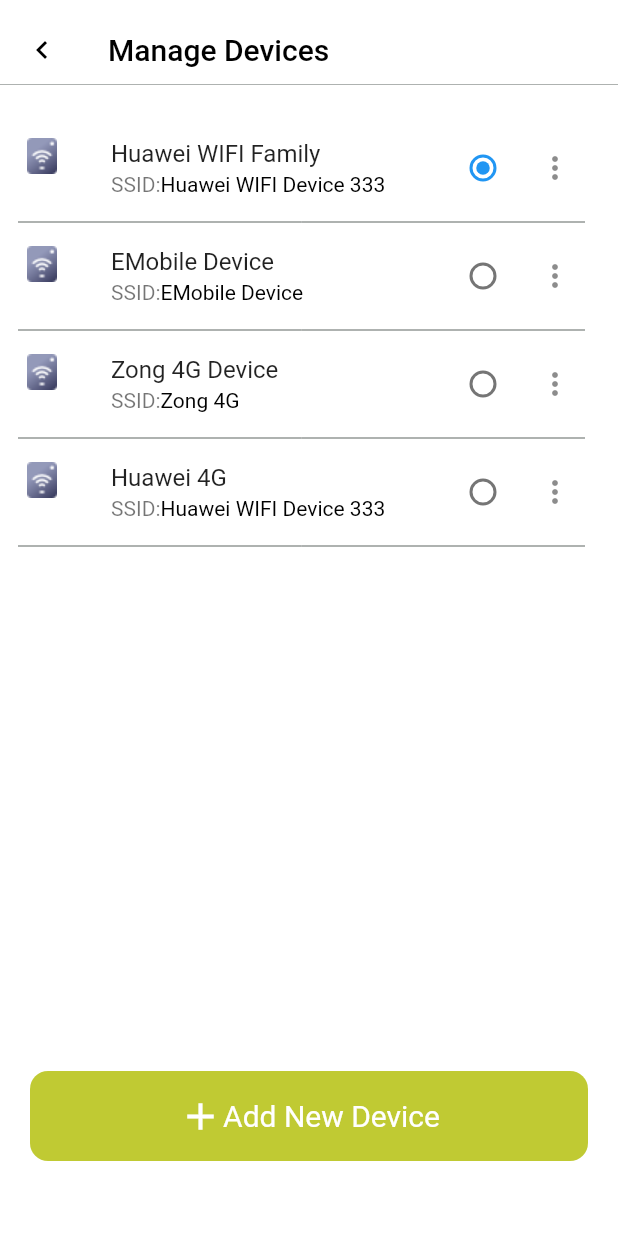
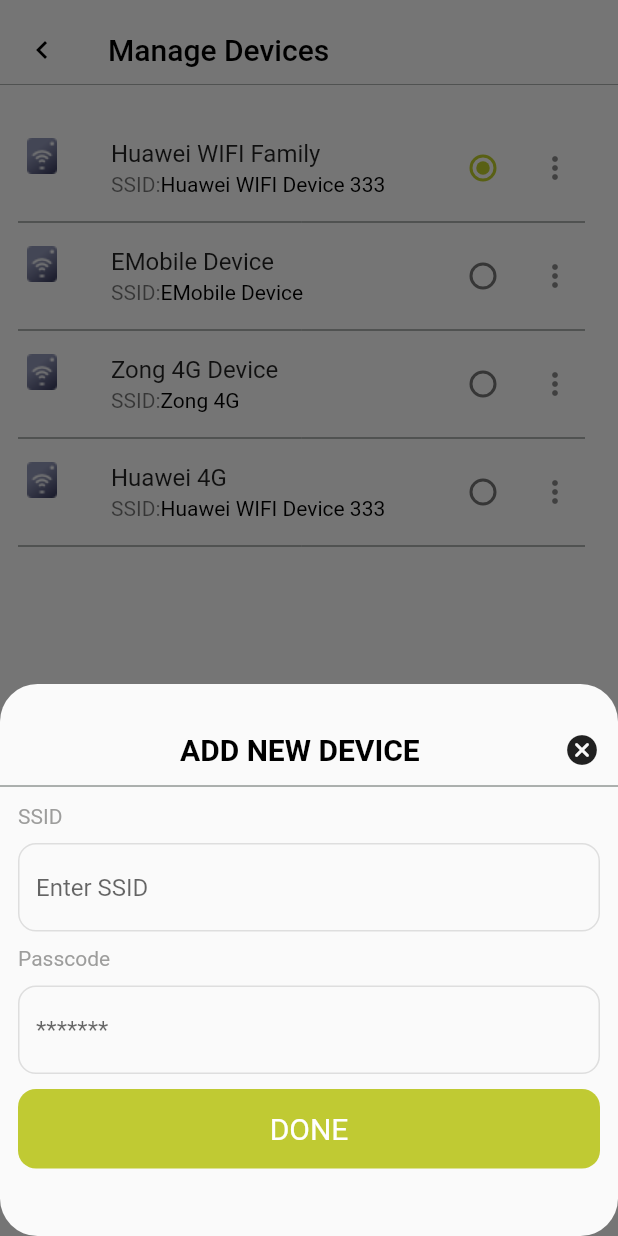
Before and after one commit to iplexdev/Unnitel, a Flutter app: the ManageDevices screen opened directly, after a tap on "Add New Device", on a phone screen of 412 x 824 dp. Run offline on Flutter 3.47's test engine with Material 2 defaults, Android fonts, the phone set to English and light mode, and no system bars; our stand-ins replace country_code_picker, email_validator, fluttertoast, font_awesome_flutter, hexcolor, image_picker and 1 more; missing offline and left inert: fdottedline, flutter_statusbarcolor, flutter_verification_code.

Commit message:
manages devices complete

```diff
--- a/lib/src/Components/DrawerWidget/drawerScreen.dart
+++ b/lib/src/Components/DrawerWidget/drawerScreen.dart
@@ -1,7 +1,9 @@
+
 import 'package:flutter/material.dart';
 import 'package:hexcolor/hexcolor.dart';
 import 'package:unniTel/src/Components/Auth/login.dart';
 import 'package:unniTel/src/Components/Packages/packagesList.dart';
+import 'package:unniTel/src/Components/Settings/Manage%20Devices/manageDevice.dart';
 import 'package:unniTel/src/Components/Settings/setting.dart';
 import 'package:unniTel/src/Components/UserProfile/profile.dart';
 import 'package:unniTel/src/Components/mainScreen.dart';
@@ -72,6 +74,10 @@
                          Navigator.push(context, MaterialPageRoute(builder: (context) => Settings()));
                        }
                        break;
+                       case 'Devices': {
+                        Navigator.push(context, MaterialPageRoute(builder: (context) => ManageDevices()));
+                       }
+                       break;
                      }
                 },
                 child: Row(
--- a/lib/src/Components/Settings/Manage Devices/manageDevice.dart
+++ b/lib/src/Components/Settings/Manage Devices/manageDevice.dart
@@ -5,7 +5,9 @@
   @override
   _ManageDevicesState createState() => _ManageDevicesState();
 }
-  enum SingingCharacter { huaweiWifi, eMbile, zong,huawei4g }
+
+enum SingingCharacter { huaweiWifi, eMbile, zong, huawei4g }
+bool isEnable = false;
 
 class _ManageDevicesState extends State<ManageDevices> {
   SingingCharacter _character = SingingCharacter.huaweiWifi;
@@ -37,16 +39,137 @@
     );
   }
 
+// DONE NEW DEVICE BUTTON
+  Widget _saveNewDevice() {
+    return InkWell(
+      onTap: () {
+        Navigator.pop(context);
+      },
+    child:Container(
+      width: MediaQuery.of(context).size.width,
+      alignment: Alignment.center,
+      padding: EdgeInsets.symmetric(vertical: 15),
+      decoration: BoxDecoration(
+        borderRadius: BorderRadius.all(Radius.circular(12)),
+        color: Colors.lime[600],
+      ),
+      child: Text(
+        'DONE',
+        style: TextStyle(fontSize: 20, color: Colors.white),
+      ),
+    ));
+  }
+
   // Add New Device Widget
   Widget _addNewDeviceWidget() {
     return InkWell(
       onTap: () {
-        // if (_formKey.currentState.validate()) {
-        //   _formKey.currentState.save();
-        //   toastMessage('New Password Save Successfully');
-        //   Navigator.push(
-        //       context, MaterialPageRoute(builder: (context) => MainScreen()));
-        // }
+        // SHOW BOTTOM MODAL SHEET
+        showModalBottomSheet(
+            shape: RoundedRectangleBorder(
+              borderRadius: BorderRadius.circular(25.0),
+            ),
+            context: context,
+            isScrollControlled: true,
+            builder: (BuildContext context) {
+              return Padding(
+                padding: MediaQuery.of(context).viewInsets,
+                child: Column(
+                  mainAxisSize: MainAxisSize.min,
+                  children: <Widget>[
+                    Container(
+                      padding: EdgeInsets.only(top: 20),
+                      // height: 100,
+                      child: Row(
+                        mainAxisAlignment: MainAxisAlignment.spaceBetween,
+                        children: [
+                          Padding(
+                            padding: const EdgeInsets.only(left: 120.0),
+                            child: Text(
+                              'ADD NEW DEVICE',
+                              style: TextStyle(
+                                  fontSize: 20,
+                                  fontWeight: FontWeight.bold,
+                                  color: Colors.black),
+                              textAlign: TextAlign.center,
+                            ),
+                          ),
+                          IconButton(
+                              icon: Icon(Icons.cancel_rounded),
+                              onPressed: () => Navigator.pop(context))
+                        ],
+                      ),
+                    ),
+                    new Divider(
+                      color: Hexcolor('#5D6561'),
+                      height: 0,
+                    ),
+                    Container(
+                      height: 300,
+                      alignment: Alignment.topLeft,
+                      padding: EdgeInsets.symmetric(horizontal: 12,vertical: 12),
+                      child: Column(
+
+                        children: [
+                        Column(children: [
+                          new Align(
+                             alignment: Alignment.centerLeft,
+                            child:Text('SSID',style: TextStyle(color: Hexcolor("#9D9D9C"),fontSize: 14),),
+                          ),
+                          SizedBox(height:10),
+                          TextFormField(
+                            decoration: InputDecoration(
+                              enabledBorder: OutlineInputBorder(
+                                  borderRadius: BorderRadius.circular(12),
+                                  borderSide: BorderSide(
+                                      color: Hexcolor('#DEDEDE'), width: 1)),
+                              hintText: 'Enter SSID',
+                            ),
+                            validator: (value) {
+                              if (value.isEmpty) {
+                                return "Please Enter SSID";
+                              }
+                              return null;
+                            },
+                            keyboardType: TextInputType.text,
+                          )
+                        ]),
+                          SizedBox(height:10),
+                        Column(children: [
+                          new Align(
+                            alignment: Alignment.centerLeft,
+                            child:Text('Passcode',style:TextStyle(color: Hexcolor("#9D9D9C"),fontSize: 14)),
+                          ),
+                          SizedBox(height:10),
+                          TextFormField(
+                            decoration: InputDecoration(
+                              enabledBorder: OutlineInputBorder(
+                                  borderRadius: BorderRadius.circular(12),
+                                  borderSide: BorderSide(
+                                      color: Hexcolor('#DEDEDE'), width: 1)),
+                              hintText: '*******',
+                            ),
+                            validator: (value) {
+                              if (value.isEmpty) {
+                                return "Please Enter Passcode";
+                              }
+                              return null;
+                            },
+                            textInputAction: TextInputAction.done,
+                            keyboardType: TextInputType.text,
+                            obscureText: true,
+                          )
+                        ]),
+                        Padding(
+                          padding: EdgeInsets.only(top: 10),
+                          child: _saveNewDevice(),
+                        )
+                      ]),
+                    )
+                  ],
+                ),
+              );
+            });
       },
       child: Container(
         width: MediaQuery.of(context).size.width,
@@ -95,13 +218,13 @@
                 )
               ],
             ),
-              trailing:
-                 Row(
+            trailing: Row(
               // crossAxisAlignment: CrossAxisAlignment.end,
               mainAxisAlignment: MainAxisAlignment.end,
               mainAxisSize: MainAxisSize.min,
               children: [
                 Radio(
+                    activeColor: Hexcolor('#C2D22B'),
                     value: SingingCharacter.huaweiWifi,
                     groupValue: _character,
                     onChanged: (SingingCharacter value) {
@@ -137,13 +260,13 @@
                         color: Colors.black))
               ],
             ),
-              trailing:
-               Row(
+            trailing: Row(
               // crossAxisAlignment: CrossAxisAlignment.end,
               mainAxisAlignment: MainAxisAlignment.end,
               mainAxisSize: MainAxisSize.min,
               children: [
                 Radio(
+                    activeColor: Hexcolor('#C2D22B'),
                     value: SingingCharacter.eMbile,
                     groupValue: _character,
                     onChanged: (SingingCharacter value) {
@@ -179,12 +302,13 @@
                         color: Colors.black))
               ],
             ),
-              trailing:  Row(
+            trailing: Row(
               // crossAxisAlignment: CrossAxisAlignment.end,
               mainAxisAlignment: MainAxisAlignment.end,
               mainAxisSize: MainAxisSize.min,
               children: [
                 Radio(
+                    activeColor: Hexcolor('#C2D22B'),
                     value: SingingCharacter.zong,
                     groupValue: _character,
                     onChanged: (SingingCharacter value) {
@@ -220,12 +344,13 @@
                         color: Colors.black))
               ],
             ),
-              trailing:  Row(
+            trailing: Row(
               // crossAxisAlignment: CrossAxisAlignment.end,
               mainAxisAlignment: MainAxisAlignment.end,
               mainAxisSize: MainAxisSize.min,
               children: [
                 Radio(
+                    activeColor: Hexcolor('#C2D22B'),
                     value: SingingCharacter.huawei4g,
                     groupValue: _character,
                     onChanged: (SingingCharacter value) {
--- a/lib/src/Components/homeScreen.dart
+++ b/lib/src/Components/homeScreen.dart
@@ -952,7 +952,8 @@
                   )
                 ],
               );
-            });
+            }
+            );
       },
       child: Container(
         width: MediaQuery.of(context).size.width,
```
Also changed, not shown: lib/src/Components/Settings/setting.dart (+19 -14 lines), 1 other file. Lines whose indentation alone changed are shown as unchanged.
